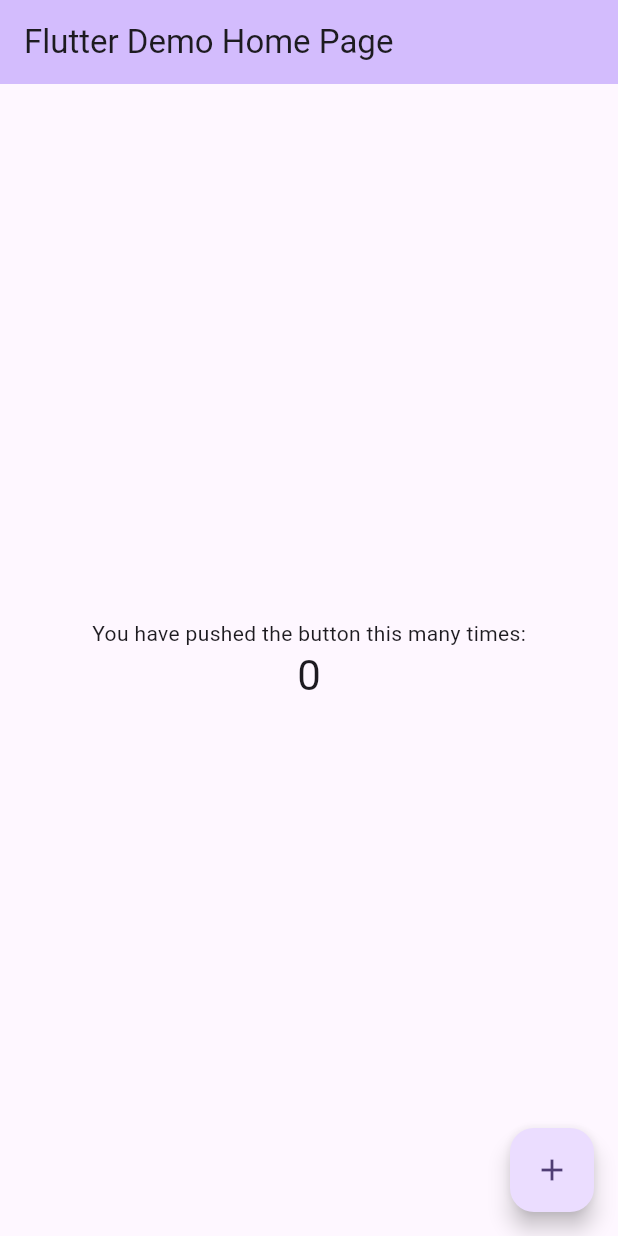
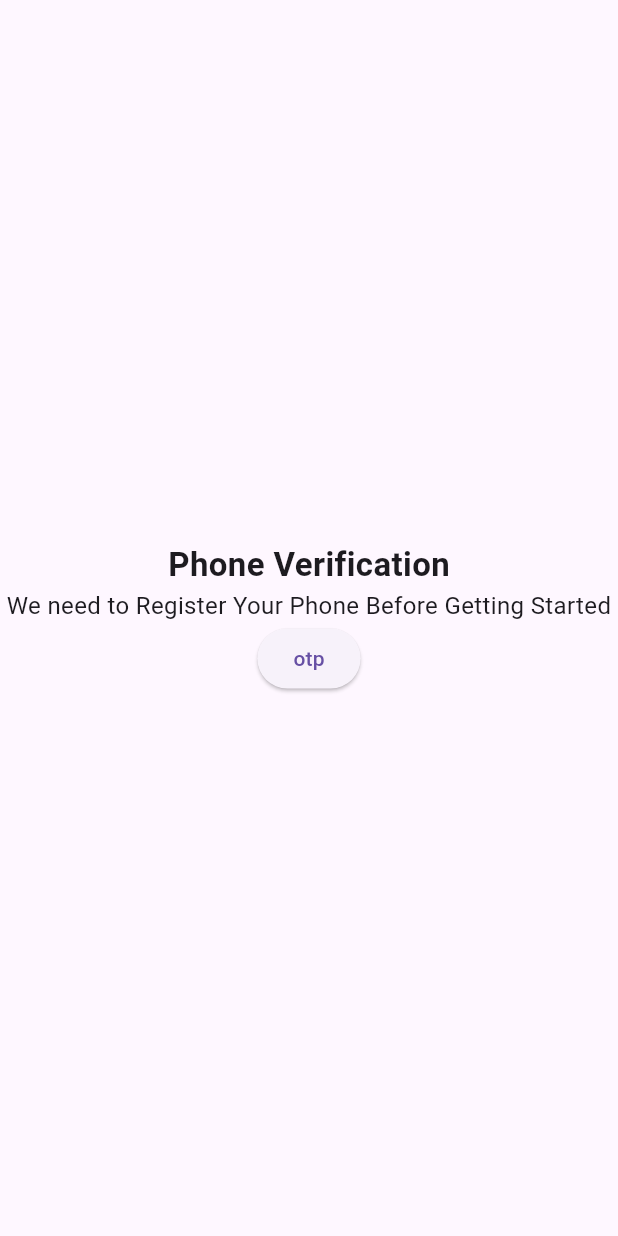
Before and after one commit to Urminhirpara/CC6, a Flutter app: the screen it shows after launch, on a phone screen of 412 x 824 dp. Run offline on Flutter 3.47's test engine with Material 3 defaults, Android fonts, the phone set to English and light mode, and no system bars.

Commit message:
login error

```diff
--- /dev/null
+++ b/lib/Screens/login/otp.dart
@@ -0,0 +1,15 @@
+import 'package:flutter/cupertino.dart';
+
+class MyOtp extends StatefulWidget {
+  const MyOtp({super.key});
+
+  @override
+  State<MyOtp> createState() => _MyOtpState();
+}
+
+class _MyOtpState extends State<MyOtp> {
+  @override
+  Widget build(BuildContext context) {
+    return const Placeholder();
+  }
+}
--- /dev/null
+++ b/lib/Screens/login/phone.dart
@@ -0,0 +1,34 @@
+import 'package:flutter/material.dart';
+
+class MyPhone extends StatefulWidget {
+  const MyPhone({super.key});
+
+  @override
+  State<MyPhone> createState() => _MyPhoneState();
+}
+
+class _MyPhoneState extends State<MyPhone> {
+  @override
+  Widget build(BuildContext context) {
+    return Scaffold(
+      body: Container(
+        alignment: Alignment.center,
+        child: const SingleChildScrollView(
+          child: Column(
+            children: [
+              Text("Phone Verification",
+                  style: TextStyle(fontSize: 22, fontWeight: FontWeight.bold)),
+              Text("We need to Register Your Phone Before Getting Started",
+                  style: TextStyle(fontSize: 16),
+                  textAlign: TextAlign.center,
+              ),
+              ElevatedButton(onPressed: (){}, child: Text("otp"))
+            ],
+          ),
+        ),
+      ),
+    );
+  }
+
+
+}
--- a/lib/main.dart
+++ b/lib/main.dart
@@ -1,125 +1,33 @@
+import 'package:accounting/Screens/login/otp.dart';
+import 'package:accounting/Screens/login/phone.dart';
 import 'package:flutter/material.dart';
 
 void main() {
-  runApp(const MyApp());
+  runApp( MaterialApp(
+    debugShowCheckedModeBanner: false,
+    initialRoute: 'phone',
+    routes: {
+      'phone' : (context) => MyPhone(),
+      'otp' : (context) => MyOtp(),
+
+    },
+  ));
 }
 
-class MyApp extends StatelessWidget {
-  const MyApp({super.key});
-
-  // This widget is the root of your application.
-  @override
-  Widget build(BuildContext context) {
-    return MaterialApp(
-      title: 'Flutter Demo',
-      theme: ThemeData(
-        // This is the theme of your application.
-        //
-        // TRY THIS: Try running your application with "flutter run". You'll see
-        // the application has a purple toolbar. Then, without quitting the app,
-        // try changing the seedColor in the colorScheme below to Colors.green
-        // and then invoke "hot reload" (save your changes or press the "hot
-        // reload" button in a Flutter-supported IDE, or press "r" if you used
-        // the command line to start the app).
-        //
-        // Notice that the counter didn't reset back to zero; the application
-        // state is not lost during the reload. To reset the state, use hot
-        // restart instead.
-        //
-        // This works for code too, not just values: Most code changes can be
-        // tested with just a hot reload.
-        colorScheme: ColorScheme.fromSeed(seedColor: Colors.deepPurple),
-        useMaterial3: true,
-      ),
-      home: const MyHomePage(title: 'Flutter Demo Home Page'),
-    );
-  }
-}
-
-class MyHomePage extends StatefulWidget {
-  const MyHomePage({super.key, required this.title});
-
-  // This widget is the home page of your application. It is stateful, meaning
-  // that it has a State object (defined below) that contains fields that affect
-  // how it looks.
-
-  // This class is the configuration for the state. It holds the values (in this
-  // case the title) provided by the parent (in this case the App widget) and
-  // used by the build method of the State. Fields in a Widget subclass are
-  // always marked "final".
-
-  final String title;
-
-  @override
-  State<MyHomePage> createState() => _MyHomePageState();
-}
-
-class _MyHomePageState extends State<MyHomePage> {
-  int _counter = 0;
-
-  void _incrementCounter() {
-    setState(() {
-      // This call to setState tells the Flutter framework that something has
-      // changed in this State, which causes it to rerun the build method below
-      // so that the display can reflect the updated values. If we changed
-      // _counter without calling setState(), then the build method would not be
-      // called again, and so nothing would appear to happen.
-      _counter++;
-    });
-  }
-
-  @override
-  Widget build(BuildContext context) {
-    // This method is rerun every time setState is called, for instance as done
-    // by the _incrementCounter method above.
-    //
-    // The Flutter framework has been optimized to make rerunning build methods
-    // fast, so that you can just rebuild anything that needs updating rather
-    // than having to individually change instances of widgets.
-    return Scaffold(
-      appBar: AppBar(
-        // TRY THIS: Try changing the color here to a specific color (to
-        // Colors.amber, perhaps?) and trigger a hot reload to see the AppBar
-        // change color while the other colors stay the same.
-        backgroundColor: Theme.of(context).colorScheme.inversePrimary,
-        // Here we take the value from the MyHomePage object that was created by
-        // the App.build method, and use it to set our appbar title.
-        title: Text(widget.title),
-      ),
-      body: Center(
-        // Center is a layout widget. It takes a single child and positions it
-        // in the middle of the parent.
-        child: Column(
-          // Column is also a layout widget. It takes a list of children and
-          // arranges them vertically. By default, it sizes itself to fit its
-          // children horizontally, and tries to be as tall as its parent.
-          //
-          // Column has various properties to control how it sizes itself and
-          // how it positions its children. Here we use mainAxisAlignment to
-          // center the children vertically; the main axis here is the vertical
-          // axis because Columns are vertical (the cross axis would be
-          // horizontal).
-          //
-          // TRY THIS: Invoke "debug painting" (choose the "Toggle Debug Paint"
-          // action in the IDE, or press "p" in the console), to see the
-          // wireframe for each widget.
-          mainAxisAlignment: MainAxisAlignment.center,
-          children: <Widget>[
-            const Text(
-              'You have pushed the button this many times:',
-            ),
-            Text(
-              '$_counter',
-              style: Theme.of(context).textTheme.headlineMedium,
-            ),
-          ],
-        ),
-      ),
-      floatingActionButton: FloatingActionButton(
-        onPressed: _incrementCounter,
-        tooltip: 'Increment',
-        child: const Icon(Icons.add),
-      ), // This trailing comma makes auto-formatting nicer for build methods.
-    );
-  }
-}
+// class MyApp extends StatelessWidget {
+//   const MyApp({super.key});
+//
+//   // This widget is the root of your application.
+//   @override
+//   Widget build(BuildContext context) {
+//     return MaterialApp(
+//       title: 'Flutter Demo',
+//       theme: ThemeData(
+//
+//         colorScheme: ColorScheme.fromSeed(seedColor: Colors.deepPurple),
+//         useMaterial3: true,
+//       ),
+//       home: LoginScreen(),
+//     );
+//   }
+// }
```
